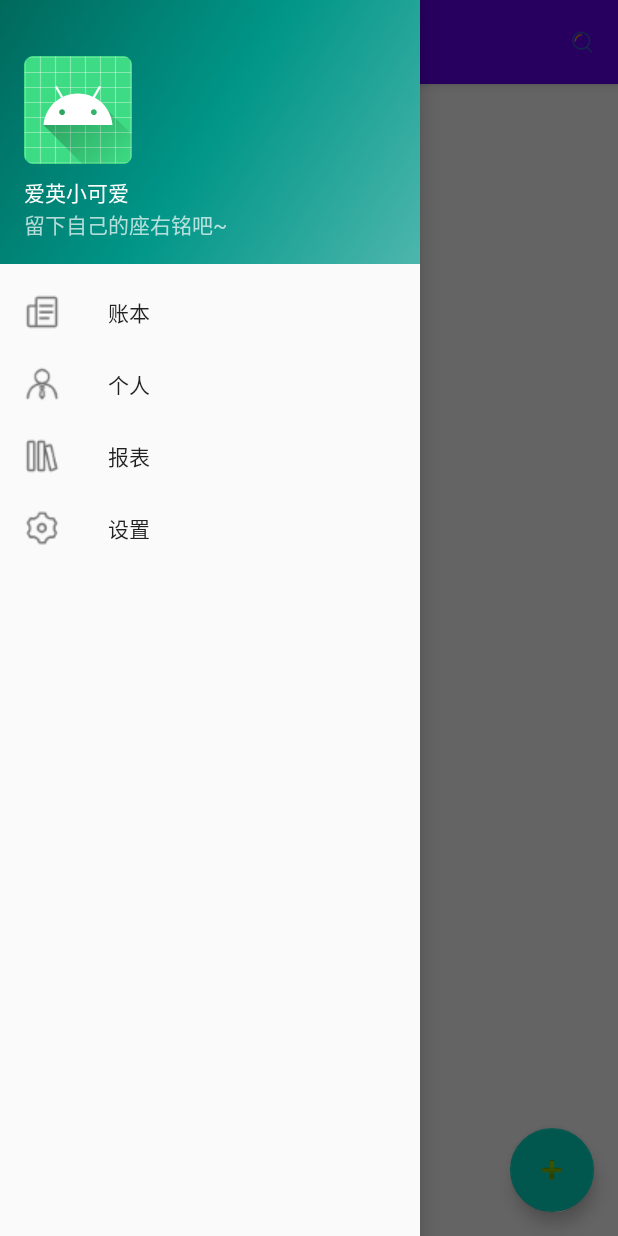
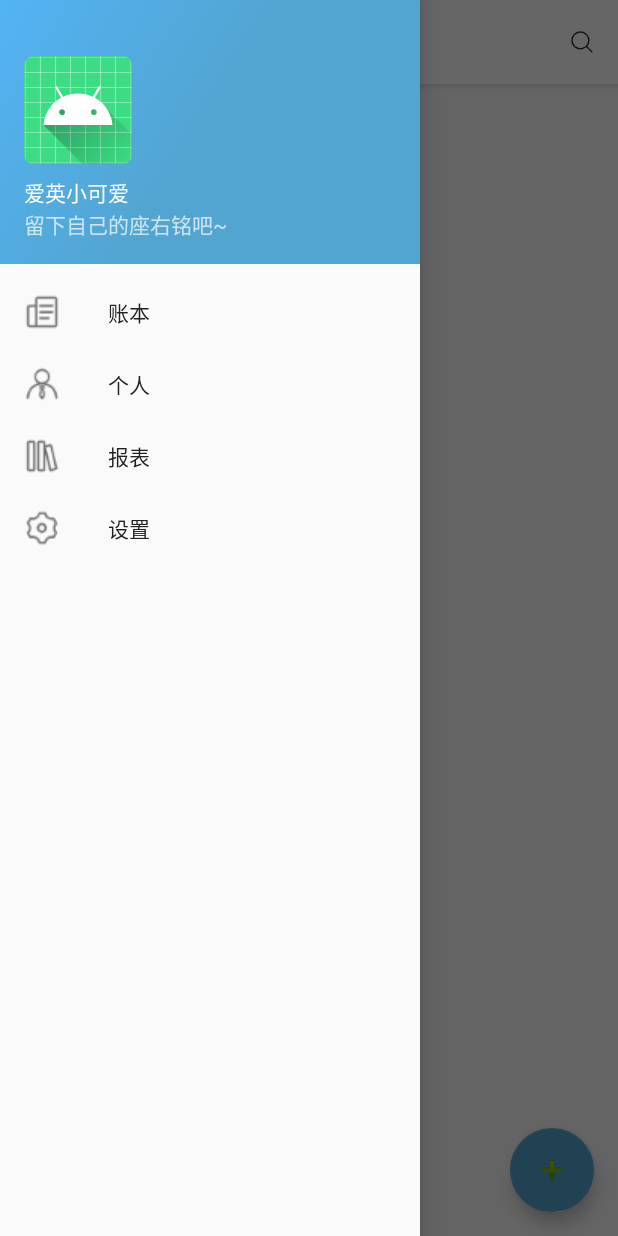
Before and after one commit to niupuyue/Billing, an Android app: the MainActivity screen opened directly, with no data from a screen before it, with the side drawer open, on a phone screen of 412 x 824 dp. Run offline under Robolectric (Android 15) with nearby library versions, the phone set to English and light mode, and no system bars; 5 statements that could not run were skipped.

Commit message:
master:add icon resources

```diff
--- a/app/src/main/res/drawable-v24/side_nav_bar.xml
+++ b/app/src/main/res/drawable-v24/side_nav_bar.xml
@@ -2,8 +2,8 @@
     android:shape="rectangle">
     <gradient
         android:angle="135"
-        android:centerColor="#009688"
-        android:endColor="#00695C"
-        android:startColor="#4DB6AC"
+        android:centerColor="@color/color_52A5D0"
+        android:endColor="@color/color_53B3F4"
+        android:startColor="@color/color_52A5D0"
         android:type="linear" />
 </shape>
--- a/app/src/main/res/menu/activity_main_top_menu.xml
+++ b/app/src/main/res/menu/activity_main_top_menu.xml
@@ -5,5 +5,6 @@
         android:id="@+id/action_settings"
         android:orderInCategory="100"
         android:icon="@mipmap/app_icon_search"
-        app:showAsAction="always" />
+        app:showAsAction="always"
+        android:title="search" />
 </menu>
--- /dev/null
+++ b/app/src/main/res/values-v21/styles.xml
@@ -0,0 +1,9 @@
+<?xml version="1.0" encoding="utf-8"?>
+<resources>
+
+    <style name="AppTheme.NoActionBar">
+        <item name="windowActionBar">false</item>
+        <item name="windowNoTitle">true</item>
+        <item name="android:statusBarColor">@android:color/transparent</item>
+    </style>
+</resources>
--- a/app/src/main/res/values/colors.xml
+++ b/app/src/main/res/values/colors.xml
@@ -2,7 +2,7 @@
 <resources>
     <color name="colorPrimary">#6200EE</color>
     <color name="colorPrimaryDark">#3700B3</color>
-    <color name="colorAccent">#03DAC5</color>
+    <color name="colorAccent">#52A5D0</color>
 
-    <color name="white">#FFFFFF</color>
+
 </resources>
--- a/app/src/main/res/values/strings.xml
+++ b/app/src/main/res/values/strings.xml
@@ -1,10 +1,13 @@
 <resources>
     <string name="app_name">Billing</string>
+
+    <!-- 隐私权县弹窗 -->
     <string name="privacy_dialog_title">至，亲爱的用户</string>
     <string name="privacy_dialog_subtitle">感谢您使用IYing记账助手。</string>
     <string name="privacy_dialog_content">我们非常重视对您个人隐私的保护！为了更好地保护您的个人权益，在使用我们的产品前，请认真阅读《服务协议》，《隐私协议》的内容，同意并接受后我们将为你提供最优质的服务，我们会严格按照政策内容使用和保护您的个人信息，感谢您的信任！</string>
     <string name="privacy_dialog_disgree">不同意</string>
     <string name="privacy_dialog_agree">同意开始使用</string>
+    <!-- 主页面 -->
     <string name="maint_activity_nav_header_name_title">爱英小可爱</string>
     <string name="main_activity_nav_header_motto">留下自己的座右铭吧~</string>
     <string name="main_activity_nav_drawer_home">账本</string>
@@ -12,4 +15,7 @@
     <string name="main_activity_nav_drawer_report">报表</string>
     <string name="main_activity_nav_drawer_setting">设置</string>
     <string name="main_activity_nav_drawer_night">夜间</string>
+    <string name="main_activity_nav_open">打开</string>
+    <string name="main_activity_nav_close">关闭</string>
+
 </resources>
--- a/app/src/main/res/values/styles.xml
+++ b/app/src/main/res/values/styles.xml
@@ -3,9 +3,10 @@
     <!-- Base application theme. -->
     <style name="AppTheme" parent="Theme.AppCompat.Light.DarkActionBar">
         <!-- Customize your theme here. -->
-        <item name="colorPrimary">@color/colorPrimary</item>
-        <item name="colorPrimaryDark">@color/colorPrimaryDark</item>
-        <item name="colorAccent">@color/colorAccent</item>
+        <item name="colorPrimary">@color/white</item>
+        <item name="colorPrimaryDark">@color/white</item>
+        <item name="colorAccent">@color/color_52A5D0</item>
+        <item name="android:textColorPrimary">@color/color_212121</item>
     </style>
 
     <style name="AppTheme.NoActionBar">
@@ -13,9 +14,9 @@
         <item name="windowNoTitle">true</item>
     </style>
 
-    <style name="AppTheme.AppBarOverlay" parent="ThemeOverlay.AppCompat.Dark.ActionBar" />
+    <style name="AppTheme.AppBarOverlay" parent="ThemeOverlay.AppCompat.DayNight.ActionBar" />
 
-    <style name="AppTheme.PopupOverlay" parent="ThemeOverlay.AppCompat.Light" />
+    <style name="AppTheme.PopupOverlay" parent="ThemeOverlay.AppCompat.Dark" />
 
     <style name="AppThemeNotitle" parent="Theme.AppCompat.Light.NoActionBar">
         <item name="windowNoTitle">true</item>
```
Also changed, not shown: app/src/main/res/mipmap-xhdpi/app_icon_add_white.png (added), app/src/main/res/mipmap-xhdpi/app_icon_back_black.png (added), app/src/main/res/mipmap-xhdpi/app_icon_back_white.png (added), app/src/main/res/mipmap-xhdpi/app_icon_search.png, app/src/main/res/mipmap-xhdpi/app_icon_triangle_down.png (added).
